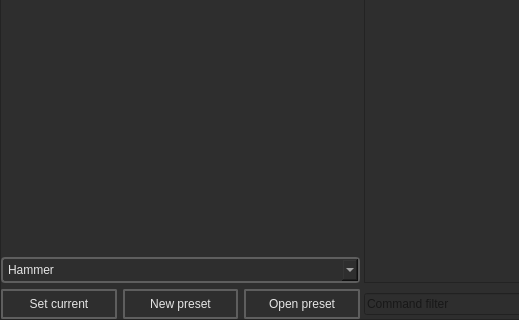
First picture: the form in Hammer5ToolsGUI/gui/editors/hotkey_editor/main.ui, repository dertwist/Hammer5Tools, before the edit; both pictures show x 0 to 519 and y 378 to 698 of the 1171 by 698 pixel window.
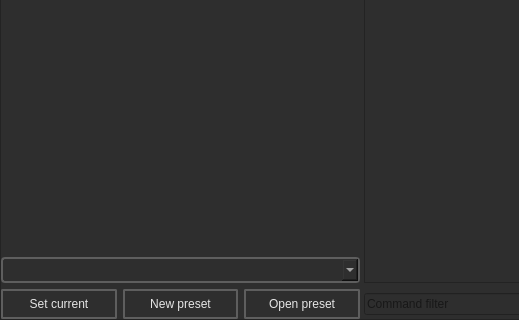
Second picture: the form after the edit. Icons and pictures are not drawn.

Patch:
```diff
--- a/Hammer5ToolsGUI/gui/editors/hotkey_editor/main.ui
+++ b/Hammer5ToolsGUI/gui/editors/hotkey_editor/main.ui
@@ -233,11 +233,6 @@
     outline: none; /* Remove outline */
 }</string>
              </property>
-             <item>
-              <property name="text">
-               <string>Hammer</string>
-              </property>
-             </item>
             </widget>
            </item>
            <item>
```
